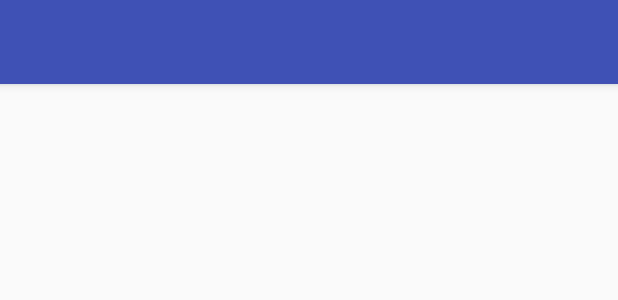
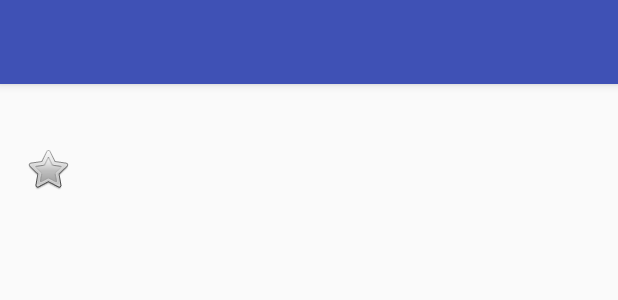
Before and after one commit to maezred/Places-Android, an Android app: the layout activity_detail.xml on its own in the app's theme, with its tools: preview values and no code run, on a phone screen of 412 x 824 dp. Shown: the top 300 px of the screen. Run offline under Robolectric (Android 15) with nearby library versions, the phone set to English and light mode, and no system bars.

Commit message:
Implement basic details screen.

```diff
--- a/app/src/main/res/layout/content_detail.xml
+++ b/app/src/main/res/layout/content_detail.xml
@@ -14,4 +14,31 @@
 	tools:context=".activity.DetailActivity"
 	tools:showIn="@layout/activity_detail">
 
+	<TextView
+		android:id="@+id/detail_place_name"
+		android:layout_width="match_parent"
+		android:layout_height="wrap_content"
+		android:textSize="18sp"/>
+
+	<CheckBox
+		android:id="@+id/detail_place_favorite"
+		android:layout_width="wrap_content"
+		android:layout_height="wrap_content"
+		android:button="@android:drawable/btn_star"/>
+
+	<TextView
+		android:id="@+id/detail_place_phone"
+		android:layout_width="wrap_content"
+		android:layout_height="wrap_content"
+		android:layout_marginBottom="4dp"
+		android:layout_marginLeft="4dp"
+		android:layout_marginStart="4dp"
+		android:padding="4dp"
+		android:textSize="16sp"/>
+
+	<LinearLayout
+		android:id="@+id/detail_place_tags"
+		android:layout_width="match_parent"
+		android:layout_height="wrap_content"
+		android:orientation="horizontal"/>
 </LinearLayout>
```
Also changed, not shown: app/src/main/java/net/moltendorf/places/activity/DetailActivity.java (+63 -5 lines).
